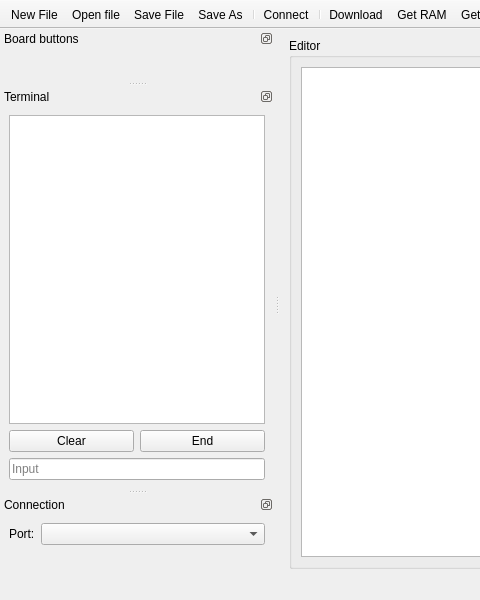
This is pedalsrot_controller/mainwindow.ui in kubanecxxx/mirek_pedalsrot as Qt 5 draws it before an edit; both pictures show x 0 to 480 and y 0 to 600 of the 800 by 600 pixel window. The edited form follows.
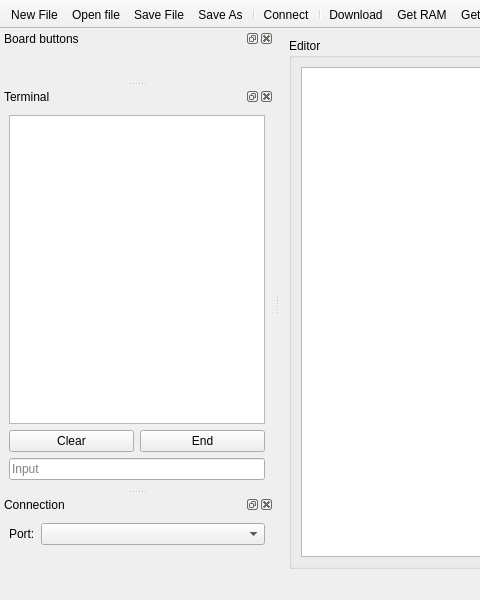
This is the edited form. Icons and pictures are not drawn.

```diff
--- a/pedalsrot_controller/mainwindow.ui
+++ b/pedalsrot_controller/mainwindow.ui
@@ -80,9 +80,6 @@
    <addaction name="actionDebug"/>
   </widget>
   <widget class="QDockWidget" name="BoardButtons">
-   <property name="features">
-    <set>QDockWidget::DockWidgetFloatable|QDockWidget::DockWidgetMovable</set>
-   </property>
    <property name="windowTitle">
     <string>Board buttons</string>
    </property>
@@ -94,9 +91,6 @@
    </widget>
   </widget>
   <widget class="QDockWidget" name="dockWidget_2">
-   <property name="features">
-    <set>QDockWidget::DockWidgetFloatable|QDockWidget::DockWidgetMovable</set>
-   </property>
    <property name="windowTitle">
     <string>Terminal</string>
    </property>
@@ -144,9 +138,6 @@
    </widget>
   </widget>
   <widget class="QDockWidget" name="dockWidget_5">
-   <property name="features">
-    <set>QDockWidget::DockWidgetFloatable|QDockWidget::DockWidgetMovable</set>
-   </property>
    <property name="windowTitle">
     <string>Connection</string>
    </property>
```
